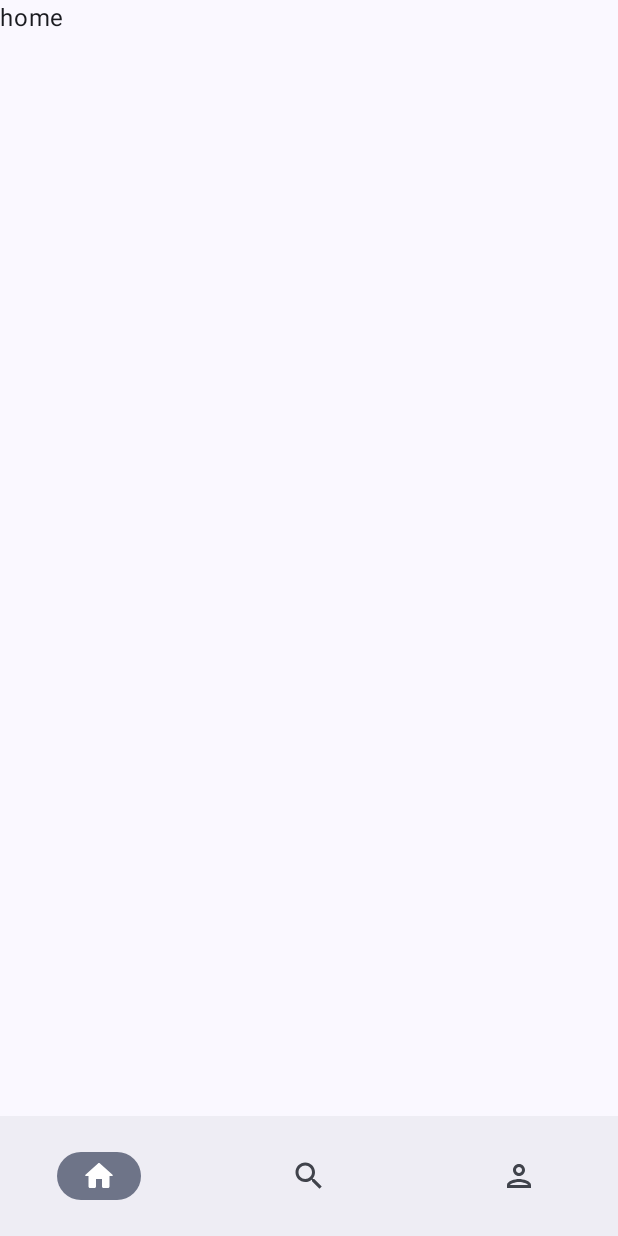
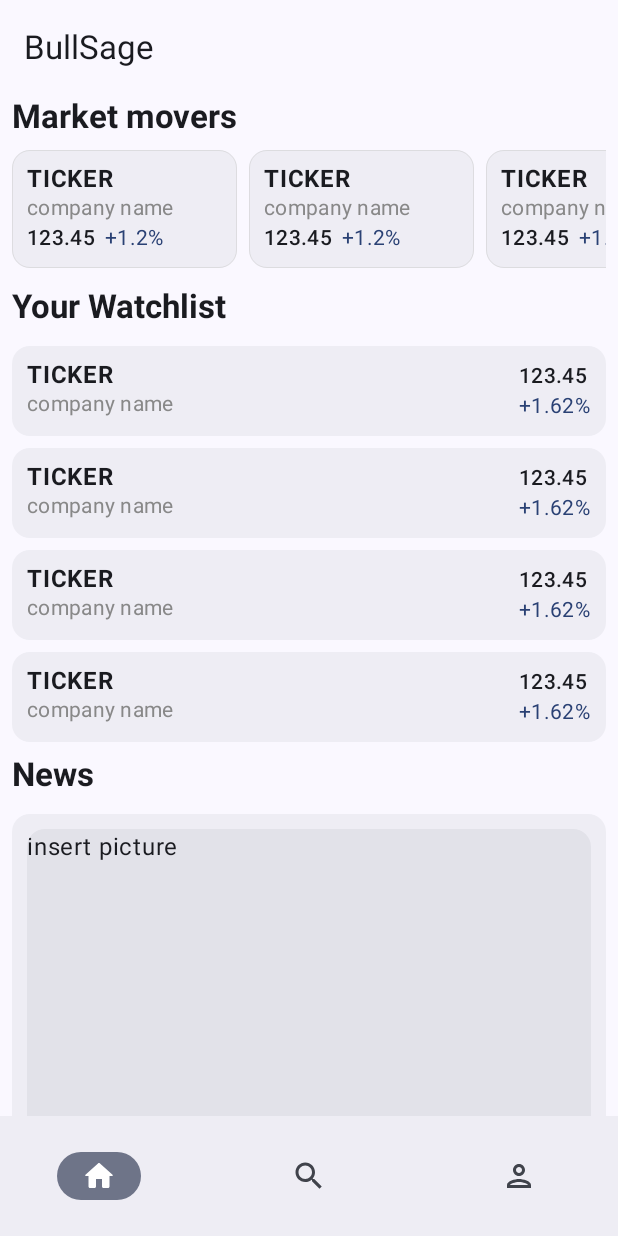
Before and after one commit to Aadityainf/BullSage, an Android app built with Jetpack Compose: the home screen opened through its navigation route, on a phone screen of 412 x 824 dp. Run offline under Robolectric (Android 15) with nearby library versions, the phone set to English and light mode, and no system bars.

Commit message:
Create Home screen basic ui

```diff
--- /dev/null
+++ b/bullsage-android/app/src/main/java/com/bullsage/android/ui/components/stock/StockItem.kt
@@ -0,0 +1,84 @@
+package com.bullsage.android.ui.components.stock
+
+import androidx.compose.foundation.layout.Arrangement
+import androidx.compose.foundation.layout.Column
+import androidx.compose.foundation.layout.PaddingValues
+import androidx.compose.foundation.layout.Row
+import androidx.compose.foundation.layout.fillMaxWidth
+import androidx.compose.foundation.layout.padding
+import androidx.compose.material3.Card
+import androidx.compose.material3.CardDefaults
+import androidx.compose.material3.MaterialTheme
+import androidx.compose.material3.Text
+import androidx.compose.runtime.Composable
+import androidx.compose.ui.Modifier
+import androidx.compose.ui.graphics.Color
+import androidx.compose.ui.text.font.FontWeight
+import androidx.compose.ui.text.style.TextOverflow
+import androidx.compose.ui.unit.dp
+import com.bullsage.android.ui.components.previews.ComponentPreview
+import com.bullsage.android.ui.components.previews.DayNightPreviews
+import com.bullsage.android.util.Padding
+
+@Composable
+fun StockItem(
+    percentageChange: Double
+) {
+    Card(
+        colors = CardDefaults.cardColors(
+            containerColor = MaterialTheme.colorScheme.surfaceContainer
+        ),
+        modifier = Modifier.padding(bottom = 8.dp)
+    ) {
+        Row(
+            horizontalArrangement = Arrangement.SpaceBetween,
+            modifier = Modifier
+                .fillMaxWidth()
+                .padding(PaddingValues(Padding.contentPadding))
+        ) {
+            Column {
+                Text(
+                    text = "TICKER",
+                    style = MaterialTheme.typography.bodyLarge,
+                    fontWeight = FontWeight.Bold
+                )
+                Text(
+                    text = "company name",
+                    style = MaterialTheme.typography.bodyMedium,
+                    color = Color.Gray,
+                    maxLines = 1,
+                    overflow = TextOverflow.Ellipsis
+                )
+            }
+
+            Column {
+                Text(
+                    text = "${123.45}",
+                    fontWeight = FontWeight.SemiBold,
+                    style = MaterialTheme.typography.bodyMedium,
+                )
+                Text(
+                    text = if (percentageChange < 0) {
+                        "${percentageChange}%"
+                    } else {
+                        "+${percentageChange}%"
+                    },
+                    color = if (percentageChange < 0) {
+                        Color.Red
+                    } else {
+                        MaterialTheme.colorScheme.primary
+                    },
+                    style = MaterialTheme.typography.bodyMedium,
+                )
+            }
+        }
+    }
+}
+
+@DayNightPreviews
+@Composable
+private fun StockItemPreview() {
+    ComponentPreview {
+        StockItem(1.62)
+    }
+}
--- /dev/null
+++ b/bullsage-android/app/src/main/java/com/bullsage/android/ui/components/stock/StockNewsItem.kt
@@ -0,0 +1,60 @@
+package com.bullsage.android.ui.components.stock
+
+import androidx.compose.foundation.layout.Column
+import androidx.compose.foundation.layout.PaddingValues
+import androidx.compose.foundation.layout.Spacer
+import androidx.compose.foundation.layout.fillMaxWidth
+import androidx.compose.foundation.layout.height
+import androidx.compose.foundation.layout.padding
+import androidx.compose.material3.Card
+import androidx.compose.material3.CardDefaults
+import androidx.compose.material3.MaterialTheme
+import androidx.compose.material3.Text
+import androidx.compose.runtime.Composable
+import androidx.compose.ui.Modifier
+import androidx.compose.ui.text.font.FontWeight
+import androidx.compose.ui.unit.dp
+import androidx.compose.ui.unit.sp
+import com.bullsage.android.ui.components.previews.ComponentPreview
+import com.bullsage.android.ui.components.previews.DayNightPreviews
+import com.bullsage.android.util.Padding
+
+@Composable
+fun StockNewsItem(
+
+) {
+    Card(
+        colors = CardDefaults.cardColors(
+            containerColor = MaterialTheme.colorScheme.surfaceContainer
+        ),
+        modifier = Modifier.padding(bottom = 16.dp)
+    ) {
+        Column(
+            modifier = Modifier
+                .fillMaxWidth()
+                .padding(PaddingValues(Padding.contentPadding))
+        ) {
+            Card(
+                modifier = Modifier
+                    .fillMaxWidth()
+                    .height(250.dp)
+            ) {
+                Text("insert picture")
+            }
+            Spacer(Modifier.height(8.dp))
+            Text(
+                text = "X lays off Elon Musk",
+                fontWeight = FontWeight.SemiBold,
+                fontSize = 20.sp
+            )
+        }
+    }
+}
+
+@DayNightPreviews
+@Composable
+private fun StockNewsItemPreview() {
+    ComponentPreview {
+        StockNewsItem()
+    }
+}
--- /dev/null
+++ b/bullsage-android/app/src/main/java/com/bullsage/android/ui/components/stock/StockPriceChip.kt
@@ -0,0 +1,88 @@
+package com.bullsage.android.ui.components.stock
+
+import androidx.compose.foundation.BorderStroke
+import androidx.compose.foundation.layout.Column
+import androidx.compose.foundation.layout.PaddingValues
+import androidx.compose.foundation.layout.Row
+import androidx.compose.foundation.layout.Spacer
+import androidx.compose.foundation.layout.fillMaxWidth
+import androidx.compose.foundation.layout.padding
+import androidx.compose.foundation.layout.width
+import androidx.compose.material3.Card
+import androidx.compose.material3.CardDefaults
+import androidx.compose.material3.MaterialTheme
+import androidx.compose.material3.Text
+import androidx.compose.runtime.Composable
+import androidx.compose.ui.Modifier
+import androidx.compose.ui.graphics.Color
+import androidx.compose.ui.text.font.FontWeight
+import androidx.compose.ui.text.style.TextOverflow
+import androidx.compose.ui.unit.Dp
+import androidx.compose.ui.unit.dp
+import com.bullsage.android.ui.components.previews.ComponentPreview
+import com.bullsage.android.ui.components.previews.DayNightPreviews
+import com.bullsage.android.util.Padding
+
+@Composable
+fun StockPriceChip(
+    percentageChange: Double
+) {
+    Card(
+        border = BorderStroke(
+            width = Dp.Hairline,
+            color = Color.LightGray.copy(alpha = 0.5f)
+        ),
+        colors = CardDefaults.cardColors(
+            containerColor = MaterialTheme.colorScheme.surfaceContainer
+        ),
+        modifier = Modifier.width(150.dp)
+    ) {
+        Column(
+            modifier = Modifier
+                .fillMaxWidth()
+                .padding(PaddingValues(Padding.contentPadding))
+        ) {
+            Text(
+                text = "TICKER",
+                style = MaterialTheme.typography.bodyLarge,
+                fontWeight = FontWeight.Bold
+            )
+            Text(
+                text = "company name",
+                style = MaterialTheme.typography.bodyMedium,
+                color = Color.Gray,
+                maxLines = 1,
+                overflow = TextOverflow.Ellipsis
+            )
+            Row(Modifier.fillMaxWidth()) {
+                Text(
+                    text = "${123.45}",
+                    fontWeight = FontWeight.SemiBold,
+                    style = MaterialTheme.typography.bodyMedium,
+                )
+                Spacer(Modifier.width(6.dp))
+                Text(
+                    text = if (percentageChange < 0) {
+                        "${percentageChange}%"
+                    } else {
+                        "+${percentageChange}%"
+                    },
+                    color = if (percentageChange < 0) {
+                        Color.Red
+                    } else {
+                        MaterialTheme.colorScheme.primary
+                    },
+                    style = MaterialTheme.typography.bodyMedium,
+                )
+            }
+        }
+    }
+}
+
+@DayNightPreviews
+@Composable
+private fun StockPriceChipPreview() {
+    ComponentPreview {
+        StockPriceChip(1.62)
+    }
+}
--- a/bullsage-android/app/src/main/java/com/bullsage/android/ui/screens/home/HomeScreen.kt
+++ b/bullsage-android/app/src/main/java/com/bullsage/android/ui/screens/home/HomeScreen.kt
@@ -1,7 +1,34 @@
 package com.bullsage.android.ui.screens.home
 
+import androidx.compose.foundation.layout.Arrangement
+import androidx.compose.foundation.layout.Column
+import androidx.compose.foundation.layout.PaddingValues
+import androidx.compose.foundation.layout.Spacer
+import androidx.compose.foundation.layout.fillMaxSize
+import androidx.compose.foundation.layout.fillMaxWidth
+import androidx.compose.foundation.layout.height
+import androidx.compose.foundation.layout.padding
+import androidx.compose.foundation.lazy.LazyColumn
+import androidx.compose.foundation.lazy.LazyListScope
+import androidx.compose.foundation.lazy.LazyRow
+import androidx.compose.foundation.lazy.items
+import androidx.compose.material3.ExperimentalMaterial3Api
+import androidx.compose.material3.MaterialTheme
+import androidx.compose.material3.Scaffold
 import androidx.compose.material3.Text
+import androidx.compose.material3.TopAppBar
 import androidx.compose.runtime.Composable
+import androidx.compose.ui.Modifier
+import androidx.compose.ui.res.stringResource
+import androidx.compose.ui.text.font.FontWeight
+import androidx.compose.ui.unit.dp
+import com.bullsage.android.R
+import com.bullsage.android.ui.components.previews.ComponentPreview
+import com.bullsage.android.ui.components.previews.DayNightPreviews
+import com.bullsage.android.ui.components.stock.StockItem
+import com.bullsage.android.ui.components.stock.StockNewsItem
+import com.bullsage.android.ui.components.stock.StockPriceChip
+import com.bullsage.android.util.Padding
 
 @Composable
 fun HomeRoute(
@@ -10,9 +37,100 @@ fun HomeRoute(
     HomeScreen()
 }
 
+@OptIn(ExperimentalMaterial3Api::class)
 @Composable
 private fun HomeScreen(
 
 ) {
-    Text("home")
+    Scaffold(
+        topBar = {
+            TopAppBar(
+                title = {
+                    Text(text = stringResource(R.string.app_name))
+                },
+            )
+        }
+    ) { innerPadding ->
+        LazyColumn(
+            contentPadding = PaddingValues(horizontal = Padding.horizontalPadding),
+            modifier = Modifier
+                .fillMaxSize()
+                .padding(innerPadding)
+        ) {
+            marketMovers()
+            watchlist()
+            news()
+        }
+    }
 }
+
+private fun LazyListScope.marketMovers() {
+    item {
+        Column(
+            modifier = Modifier
+                .fillMaxWidth()
+                .padding(bottom = 12.dp)
+        ) {
+            Text(
+                text = stringResource(R.string.market_movers),
+                style = MaterialTheme.typography.titleLarge,
+                fontWeight = FontWeight.Bold
+            )
+            Spacer(Modifier.height(8.dp))
+            LazyRow(
+                horizontalArrangement = Arrangement.spacedBy(8.dp),
+                modifier = Modifier.fillMaxWidth()
+            ) {
+                items(
+                    items = (1..10).map { it }
+                ) {
+                    StockPriceChip(1.2)
+                }
+            }
+        }
+    }
+}
+
+private fun LazyListScope.watchlist() {
+    item {
+        Text(
+            text = stringResource(R.string.your_watchlist),
+            style = MaterialTheme.typography.titleLarge,
+            fontWeight = FontWeight.Bold,
+            modifier = Modifier
+                .fillMaxWidth()
+                .padding(bottom = 12.dp)
+        )
+    }
+    items(
+        items = (1..4).map { it }
+    ) {
+        StockItem(1.62)
+    }
+}
+
+private fun LazyListScope.news() {
+    item {
+        Text(
+            text = stringResource(R.string.news),
+            style = MaterialTheme.typography.titleLarge,
+            fontWeight = FontWeight.Bold,
+            modifier = Modifier
+                .fillMaxWidth()
+                .padding(bottom = 12.dp)
+        )
+    }
+    items(
+        items = (1..4).map { it }
+    ) {
+        StockNewsItem()
+    }
+}
+
+@DayNightPreviews
+@Composable
+private fun HomeScreenPreview() {
+    ComponentPreview {
+        HomeScreen()
+    }
+}
--- /dev/null
+++ b/bullsage-android/app/src/main/java/com/bullsage/android/util/Padding.kt
@@ -0,0 +1,8 @@
+package com.bullsage.android.util
+
+import androidx.compose.ui.unit.dp
+
+object Padding {
+    val horizontalPadding = 8.dp
+    val contentPadding = 10.dp
+}
--- a/bullsage-android/app/src/main/res/values/strings.xml
+++ b/bullsage-android/app/src/main/res/values/strings.xml
@@ -11,4 +11,7 @@
     <string name="sign_in">SIGN IN</string>
     <string name="continue_text">CONTINUE</string>
     <string name="get_started">GET STARTED</string>
+    <string name="market_movers">Market movers</string>
+    <string name="your_watchlist">Your Watchlist</string>
+    <string name="news">News</string>
 </resources>
```
